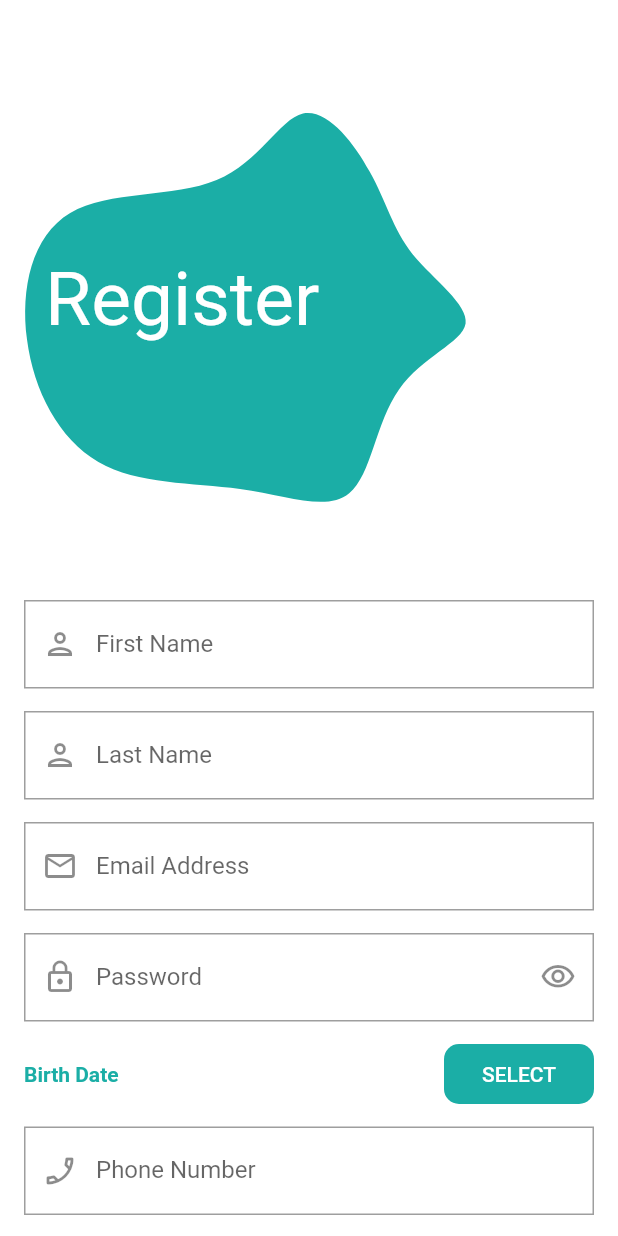
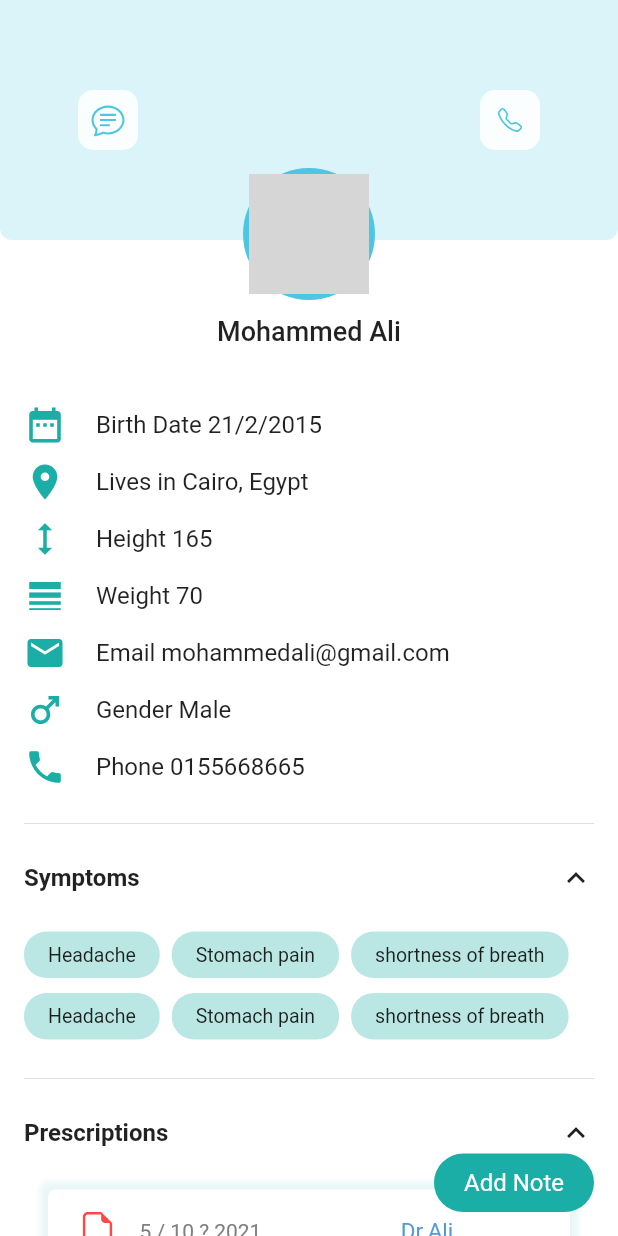
Before and after one commit to iHebaMohammed/MobiCare-Mobile-Interface, a Flutter app: the screen it shows after launch, on a phone screen of 412 x 824 dp. Run offline on Flutter 3.47's test engine with Material 2 defaults, Android fonts, the phone set to English and light mode, and no system bars; our stand-ins replace bloc, cloud_firestore, conditional_builder_null_safety, curved_navigation_bar, dio, firebase_auth and 11 more; missing offline and left inert: dart:js_util, walletconnect_dart, web3dart; accounts and stored records are empty; network calls fail; project files that could hold a hidden picture were left out; grey boxes are pictures that could not be loaded.

Commit message:
Commit Patinet Profile Doctor View Screen

```diff
--- a/lib/layouts/admin_layout/cubit/cubit.dart
+++ b/lib/layouts/admin_layout/cubit/cubit.dart
@@ -21,7 +21,7 @@ class AdminLayoutCubit extends Cubit<AdminLayoutStatus> {
         'token':refreshToken,
       },
     ).then((value) {
-      token = value.data['accesstoken'];
+      accessToken = value.data['accesstoken'];
       print(value.data['accesstoken']);
       emit(GetNewAccessTokenSuccessfullyState());
     }).catchError((error) {
--- a/lib/main.dart
+++ b/lib/main.dart
@@ -6,9 +6,11 @@ import 'package:flutter_bloc/flutter_bloc.dart';
 import 'package:mobi_care/layouts/doctor_layout/doctor_layout.dart';
 import 'package:mobi_care/layouts/patient_layout/cubit/cubit.dart';
 import 'package:mobi_care/layouts/patient_layout/cubit/states.dart';
+import 'package:mobi_care/modules/doctor_modules/patient_profile_doctor_view/cubit/cubit.dart';
 import 'package:mobi_care/modules/patinet_modules/register/register_screen.dart';
 import 'package:mobi_care/shared/bloc_observer.dart';
 import 'modules/doctor_modules/doctor_time_reminder/cubit/cubit.dart';
+import 'modules/doctor_modules/patient_profile_doctor_view/patient_profile_doctor_view_screen.dart';
 import 'modules/patinet_modules/doctor_profile_patient_view/doctor_profile_patient_view_screen.dart';
 import 'modules/patinet_modules/patient_edit_profile/cubit/cubit.dart';
 import 'modules/patinet_modules/patient_medication_reminder/cubit/cubit.dart';
@@ -79,6 +81,9 @@ class MyApp extends StatelessWidget {
         BlocProvider(
           create: (context) => PrescriptionCubit()..initialSetup(),
         ),
+        BlocProvider(
+          create: (context) => PatientProfileDoctorViewCubit(),
+        )
       ],
       child: BlocConsumer<PatientLayoutCubit, PatientLayoutStates>(
         listener: (context, state) {},
@@ -88,7 +93,7 @@ class MyApp extends StatelessWidget {
             themeMode: ThemeMode.light,
             theme: lightTheme,
             darkTheme: darkTheme,
-            home: RegisterScreen(),
+            home: PatientProfileDoctorViewScreen(),
           );
         },
       ),
--- /dev/null
+++ b/lib/modules/doctor_modules/patient_profile_doctor_view/cubit/cubit.dart
@@ -0,0 +1,37 @@
+
+import 'package:flutter/material.dart';
+import 'package:flutter_bloc/flutter_bloc.dart';
+
+import 'states.dart';
+
+class PatientProfileDoctorViewCubit extends Cubit<PatientProfileDoctorViewStates> {
+  PatientProfileDoctorViewCubit() : super(PatientProfileDoctorViewInitiateState());
+
+  static PatientProfileDoctorViewCubit get(BuildContext context) => BlocProvider.of(context);
+
+  bool ? isPrescriptionVisible;
+  bool ? isFollowUpWithVisible;
+  bool ? isSymptomsVisible;
+  bool ? isNotesVisible;
+
+
+  void changePrescriptionVisibility(bool isVisible){
+    isPrescriptionVisible = isVisible;
+    emit(PatientProfileDoctorViewChangePrescriptionContainerVisibility());
+  }
+
+  void changeNotesVisibility(bool isVisible){
+    isNotesVisible = isVisible;
+    emit(PatientProfileDoctorViewChangeNotesContainerVisibility());
+  }
+
+  void changeFollowUpWithVisibility(bool isVisible){
+    isFollowUpWithVisible = isVisible;
+    emit(PatientProfileDoctorViewChangeFollowUpWithContainerVisibility());
+  }
+
+  void changeSymptomsVisibility(bool isVisible){
+    isSymptomsVisible = isVisible;
+    emit(PatientProfileDoctorViewChangeSymptomsContainerVisibility());
+  }
+}
--- /dev/null
+++ b/lib/modules/doctor_modules/patient_profile_doctor_view/cubit/states.dart
@@ -0,0 +1,11 @@
+abstract class PatientProfileDoctorViewStates {}
+
+class PatientProfileDoctorViewInitiateState extends PatientProfileDoctorViewStates {}
+
+class PatientProfileDoctorViewChangePrescriptionContainerVisibility extends PatientProfileDoctorViewStates {}
+
+class PatientProfileDoctorViewChangeFollowUpWithContainerVisibility extends PatientProfileDoctorViewStates {}
+
+class PatientProfileDoctorViewChangeSymptomsContainerVisibility extends PatientProfileDoctorViewStates {}
+
+class PatientProfileDoctorViewChangeNotesContainerVisibility extends PatientProfileDoctorViewStates {}
--- /dev/null
+++ b/lib/modules/doctor_modules/patient_profile_doctor_view/patient_profile_doctor_view_screen.dart
@@ -0,0 +1,483 @@
+import 'package:flutter/material.dart';
+import 'package:flutter_bloc/flutter_bloc.dart';
+import 'package:flutter_svg/flutter_svg.dart';
+import 'package:mobi_care/shared/components/text_form_field_component.dart';
+
+import '../../../shared/components/components.dart';
+import '../../../shared/components/navigate_component.dart';
+import '../../../shared/styles/colors.dart';
+import '../../patinet_modules/patient_edit_profile/patient_edit_profile_screen.dart';
+import '../../patinet_modules/patient_prescriptions/patient_prescriptions_screen.dart';
+import 'cubit/cubit.dart';
+import 'cubit/states.dart';
+
+class PatientProfileDoctorViewScreen extends StatelessWidget {
+  PatientProfileDoctorViewScreen({Key? key}) : super(key: key);
+
+  bool isPrescriptionVisible = true;
+  bool isFollowUpWithVisible = true;
+  bool isSymptomsVisible = true;
+  bool isNotesVisible = true;
+  TextEditingController noteController = TextEditingController();
+
+  @override
+  Widget build(BuildContext context) {
+    return BlocConsumer<PatientProfileDoctorViewCubit , PatientProfileDoctorViewStates>(
+      listener: (context, state) {
+
+      },
+      builder: (context, state) {
+        PatientProfileDoctorViewCubit cubit = PatientProfileDoctorViewCubit.get(context);
+        return Scaffold(
+          floatingActionButton: InkWell(
+            onTap: (){
+
+            },
+            child: Container(
+              decoration: BoxDecoration(
+                color: primaryColor1BA,
+                borderRadius: BorderRadius.circular(20),
+              ),
+              child: Padding(
+                padding: const EdgeInsets.symmetric(horizontal: 20.0 , vertical: 10),
+                child: Text(
+                  'Add Note',
+                  style: TextStyle(
+                    color: primaryWhiteColor,
+                    fontSize: 16,
+                  ),
+                ),
+              ),
+            ),
+          ),
+          body: SafeArea(
+            child: ListView(
+              children: [
+                Container(
+                  height: 200,
+                  child: Stack(
+                    alignment: AlignmentDirectional.bottomCenter,
+                    children: [
+                      Align(
+                        alignment: AlignmentDirectional.topCenter,
+                        child: Stack(
+                          alignment: AlignmentDirectional.topEnd,
+                          children: [
+                            Container(
+                              height: 160,
+                              width: double.infinity,
+                              decoration: BoxDecoration(
+                                  color: primaryColor4DC_20,
+                                  borderRadius: BorderRadiusDirectional.only(
+                                    bottomStart: Radius.circular(8),
+                                    bottomEnd: Radius.circular(8),
+                                  )
+                              ),
+                              child: Padding(
+                                padding: const EdgeInsets.symmetric(horizontal: 48.0),
+                                child: Row(
+                                  children: [
+                                    InkWell(
+                                      child: SvgPicture.asset('assets/icons/chat.svg'),
+                                      onTap: (){
+
+                                      },
+                                    ),
+                                    Spacer(),
+                                    InkWell(
+                                      child: SvgPicture.asset('assets/icons/telephone.svg'),
+                                      onTap: (){
+
+                                      },
+                                    ),
+                                  ],
+                                ),
+                              ),
+                            )
+                          ],
+                        ),
+                      ),
+                      DefaultImageShape(
+                        isMale: true,
+                        height: 80,
+                        image: 'https://img.freepik.com/free-photo/smiley-little-boy-isolated-pink_23-2148984798.jpg?w=1060&t=st=1677173572~exp=1677174172~hmac=94a6e1073a52704d51512902c48c715b8754414e819a4a9c88ad63bcbbc756ca',
+                      ),
+                    ],
+                  ),
+                ),
+                Padding(
+                  padding: const EdgeInsets.symmetric(vertical: 10.0),
+                  child: Text(
+                    'Mohammed Ali',
+                    textAlign: TextAlign.center,
+                    style: TextStyle(
+                      fontSize: 18,
+                      fontWeight: FontWeight.w500,
+                    ),
+                  ),
+                ),
+                SizedBox(
+                  height: 20,
+                ),
+                Padding(
+                  padding: const EdgeInsets.symmetric(vertical: 8.0 , horizontal: 16),
+                  child: Column(
+                    children: [
+                      Row(
+                        children: [
+                          Icon(
+                            Icons.date_range,
+                            size: 28,
+                            color: primaryColor1BA,
+                          ),
+                          SizedBox(width: 20,),
+                          Text(
+                            'Birth Date 21/2/2015',
+                            style: TextStyle(
+                              fontWeight: FontWeight.w400,
+                              fontSize: 16,
+                            ),
+                          ),
+                        ],
+                      ),
+                      SizedBox(
+                        height: 10,
+                      ),
+                      Row(
+                        children: [
+                          Icon(
+                            Icons.location_on,
+                            size: 28,
+                            color: primaryColor1BA,
+                          ),
+                          SizedBox(width: 20,),
+                          Text(
+                            'Lives in Cairo, Egypt',
+                            style: TextStyle(
+                              fontWeight: FontWeight.w400,
+                              fontSize: 16,
+                            ),
+                          ),
+                        ],
+                      ),
+                      SizedBox(
+                        height: 10,
+                      ),
+                      Row(
+                        children: [
+                          Icon(
+                            Icons.height,
+                            size: 28,
+                            color: primaryColor1BA,
+                          ),
+                          SizedBox(width: 20,),
+                          Text(
+                            'Height 165',
+                            style: TextStyle(
+                              fontWeight: FontWeight.w400,
+                              fontSize: 16,
+                            ),
+                          ),
+                        ],
+                      ),
+                      SizedBox(
+                        height: 10,
+                      ),
+                      Row(
+                        children: [
+                          Icon(
+                            Icons.line_weight,
+                            size: 28,
+                            color: primaryColor1BA,
+                          ),
+                          SizedBox(width: 20,),
+                          Text(
+                            'Weight 70',
+                            style: TextStyle(
+                              fontWeight: FontWeight.w400,
+                              fontSize: 16,
+                            ),
+                          ),
+                        ],
+                      ),
+                      SizedBox(
+                        height: 10,
+                      ),
+                      Row(
+                        children: [
+                          Icon(
+                            Icons.email,
+                            size: 28,
+                            color: primaryColor1BA,
+                          ),
+                          SizedBox(width: 20,),
+                          Text(
+                            'Email mohammedali@gmail.com',
+                            style: TextStyle(
+                              fontWeight: FontWeight.w400,
+                              fontSize: 16,
+                            ),
+                          ),
+                        ],
+                      ),
+                      SizedBox(
+                        height: 10,
+                      ),
+                      Row(
+                        children: [
+                          Icon(
+                            Icons.male,
+                            size: 28,
+                            color: primaryColor1BA,
+                          ),
+                          SizedBox(width: 20,),
+                          Text(
+                            'Gender Male',
+                            style: TextStyle(
+                              fontWeight: FontWeight.w400,
+                              fontSize: 16,
+                            ),
+                          ),
+                        ],
+                      ),
+                      SizedBox(
+                        height: 10,
+                      ),
+                      Row(
+                        children: [
+                          Icon(
+                            Icons.phone,
+                            size: 28,
+                            color: primaryColor1BA,
+                          ),
+                          SizedBox(width: 20,),
+                          Text(
+                            'Phone 0155668665',
+                            style: TextStyle(
+                              fontWeight: FontWeight.w400,
+                              fontSize: 16,
+                            ),
+                          ),
+                        ],
+                      ),
+                    ],
+                  ),
+                ),
+                Padding(
+                  padding: const EdgeInsets.symmetric(vertical: 8.0 , horizontal: 16),
+                  child: Column(
+                    crossAxisAlignment: CrossAxisAlignment.center,
+                    children: [
+                      Divider(),
+                      InkWell(
+                        onTap: (){
+                          isSymptomsVisible = !isSymptomsVisible;
+                          cubit.changeSymptomsVisibility(isSymptomsVisible);
+                        },
+                        child: Padding(
+                          padding: const EdgeInsets.symmetric(vertical: 16.0),
+                          child: Row(
+                            children: [
+                              Text(
+                                'Symptoms',
+                                textAlign: TextAlign.start,
+                                style: TextStyle(
+                                  fontSize: 16,
+                                  fontWeight: FontWeight.w600,
+                                ),
+                              ),
+                              Spacer(),
+                              Icon(
+                                  isSymptomsVisible == true ? Icons.keyboard_arrow_up : Icons.keyboard_arrow_down
+                              ),
+                            ],
+                          ),
+                        ),
+                      ),
+                      if(isSymptomsVisible)
+                        SizedBox(
+                          width: double.infinity,
+                          child: Padding(
+                            padding: const EdgeInsets.symmetric(vertical: 8.0),
+                            child: Wrap(
+                              children: [
+                                DefaultSymptomItem(
+                                  nameOfSymptom: 'Headache',
+                                ),
+                                DefaultSymptomItem(
+                                  nameOfSymptom: 'Stomach pain',
+                                ),
+                                DefaultSymptomItem(
+                                  nameOfSymptom: 'shortness of breath',
+                                ),
+                                DefaultSymptomItem(
+                                  nameOfSymptom: 'Headache',
+                                ),
+                                DefaultSymptomItem(
+                                  nameOfSymptom: 'Stomach pain',
+                                ),
+                                DefaultSymptomItem(
+                                  nameOfSymptom: 'shortness of breath',
+                                ),
+                              ],
+                            ),
+                          ),
+                        ),
+                      Divider(),
+                      InkWell(
+                        onTap: (){
+                          isPrescriptionVisible = !isPrescriptionVisible;
+                          cubit.changePrescriptionVisibility(isPrescriptionVisible);
+                        },
+                        child: Padding(
+                          padding: const EdgeInsets.symmetric(vertical: 16.0),
+                          child: Row(
+                            children: [
+                              Text(
+                                'Prescriptions',
+                                textAlign: TextAlign.start,
+                                style: TextStyle(
+                                  fontSize: 16,
+                                  fontWeight: FontWeight.w600,
+                                ),
+                              ),
+                              Spacer(),
+                              Icon(
+                                  isPrescriptionVisible == true ? Icons.keyboard_arrow_up : Icons.keyboard_arrow_down
+                              ),
+                            ],
+                          ),
+                        ),
+                      ),
+                      if(isPrescriptionVisible)
+                        Column(
+                          children: [
+                            BuildPrescriptionItem(dateTime: '5 / 10 ? 2021', doctorName: 'Dr.Ali'),
+                            BuildPrescriptionItem(dateTime: '5 / 10 ? 2021', doctorName: 'Dr.Ali'),
+                            BuildPrescriptionItem(dateTime: '5 / 10 ? 2021', doctorName: 'Dr.Ali'),
+                            BuildPrescriptionItem(dateTime: '5 / 10 ? 2021', doctorName: 'Dr.Ali'),
+                          ],
+                        ),
+                      if(isPrescriptionVisible)
+                        SizedBox(
+                          height: 10,
+                        ),
+                      if(isPrescriptionVisible)
+                        SizedBox(
+                          width: double.infinity,
+                          child: InkWell(
+                            onTap: (){
+                              navigateTo(context: context, widget: PatientPrescriptionScreen());
+                            },
+                            child: Padding(
+                              padding: const EdgeInsets.symmetric(vertical: 15.0),
+                              child: Text(
+                                'SEE MORE',
+                                textAlign: TextAlign.center,
+                              ),
+                            ),
+                          ),
+                        ),
+                      SizedBox(
+                        height: 25,
+                      ),
+
+                      Divider(),
+                      InkWell(
+                        onTap: (){
+                          isNotesVisible = !isNotesVisible;
+                          cubit.changeNotesVisibility(isPrescriptionVisible);
+                        },
+                        child: Padding(
+                          padding: const EdgeInsets.symmetric(vertical: 16.0),
+                          child: Row(
+                            children: [
+                              Text(
+                                'Notes',
+                                textAlign: TextAlign.start,
+                                style: TextStyle(
+                                  fontSize: 16,
+                                  fontWeight: FontWeight.w600,
+                                ),
+                              ),
+                              Spacer(),
+                              Icon(
+                                  isNotesVisible == true ? Icons.keyboard_arrow_up : Icons.keyboard_arrow_down
+                              ),
+                            ],
+                          ),
+                        ),
+                      ),
+                      if(isNotesVisible)
+                        Column(
+                          crossAxisAlignment: CrossAxisAlignment.start,
+                          children: [
+                            Padding(
+                              padding: const EdgeInsets.symmetric(horizontal: 16.0),
+                              child: Row(
+                                children: [
+                                  Text(
+                                    '1.',
+                                    style: TextStyle(
+                                      fontWeight: FontWeight.w600,
+                                      fontSize: 20,
+                                      color: primaryColor1BA,
+                                    ),
+                                  ),
+                                  SizedBox(
+                                    width: 10,
+                                  ),
+                                  Text(
+                                    'Teeth pain',
+                                    style: TextStyle(
+                                      fontSize: 16,
+                                      fontWeight: FontWeight.w400,
+                                    ),
+                                  ),
+                                ],
+                              ),
+                            ),
+                            SizedBox(
+                              height: 20,
+                            ),
+                            Padding(
+                              padding: const EdgeInsets.symmetric(horizontal: 16.0),
+                              child: Row(
+                                children: [
+                                  Text(
+                                    '1.',
+                                    style: TextStyle(
+                                      fontWeight: FontWeight.w600,
+                                      fontSize: 20,
+                                      color: primaryColor1BA,
+                                    ),
+                                  ),
+                                  SizedBox(
+                                    width: 10,
+                                  ),
+                                  Text(
+                                    'Teeth pain',
+                                    style: TextStyle(
+                                      fontSize: 16,
+                                      fontWeight: FontWeight.w400,
+                                    ),
+                                  ),
+                                ],
+                              ),
+                            ),
+                          ],
+                        ),
+                      SizedBox(
+                        height: 25,
+                      ),
+                    ],
+                  ),
+                )
+              ],
+            ),
+          ),
+        );
+      },
+    );
+  }
+}
--- a/lib/modules/patinet_modules/register/register_screen.dart
+++ b/lib/modules/patinet_modules/register/register_screen.dart
@@ -144,7 +144,7 @@ class RegisterScreen extends StatelessWidget {
                               onSubmit: (value){
                                 if(formKey.currentState!.validate()){
                                   cubit.register(
-                                    dateOfBirth: cubit.selectedDate.toString(),
+                                    dateOfBirth: cubit.selectedDate!,
                                     patientAddress: addressController.text,
                                     patientEmail: emailController.text,
                                     patientFirstName: firstNameController.text,
@@ -315,7 +315,7 @@ class RegisterScreen extends StatelessWidget {
                                 function: (){
                                   if(formKey.currentState!.validate()){
                                     cubit.register(
-                                      dateOfBirth: cubit.selectedDate.toString(),
+                                      dateOfBirth: cubit.selectedDate!,
                                       patientAddress: addressController.text,
                                       patientEmail: emailController.text,
                                       patientFirstName: firstNameController.text,
--- a/lib/modules/shared_modules/splash/splash_screen.dart
+++ b/lib/modules/shared_modules/splash/splash_screen.dart
@@ -23,7 +23,7 @@ class _SplashScreenState extends State<SplashScreen> {
     late Widget startWidget;
     bool ? onBoarding = CacheHelper.getData(key: 'onBoarding');
     uId = CacheHelper.getData(key: 'uId');
-    token = CacheHelper.getData(key: 'token');
+    accessToken = CacheHelper.getData(key: 'token');
 
     if(onBoarding != null){
       if(uId != null){
--- a/lib/shared/network/remote/end_point.dart
+++ b/lib/shared/network/remote/end_point.dart
@@ -4,3 +4,4 @@ const String ADMIN_GET_SPECIFICDOCTOR = '/admin/doctor/get/2';
 const String ADMIN_ADD_NEW_DOCTOR = '/admin/doctor/add';
 const String GET_NEW_ACCESS_TOKEN = '/token';
 const String REGISTRATION = '/admin/patient/add';
+const String LOGIN = '/login';
```
Also changed, not shown: lib/modules/patinet_modules/register/cubit/cubit.dart (+5 -3 lines), lib/modules/shared_modules/login/cubit/cubit.dart (+53 -26 lines), lib/modules/shared_modules/login/cubit/states.dart (+41 -0 lines), lib/modules/shared_modules/login/login_screen.dart (+25 -25 lines), lib/shared/constants/constants.dart (+8 -2 lines), package-lock.json.
